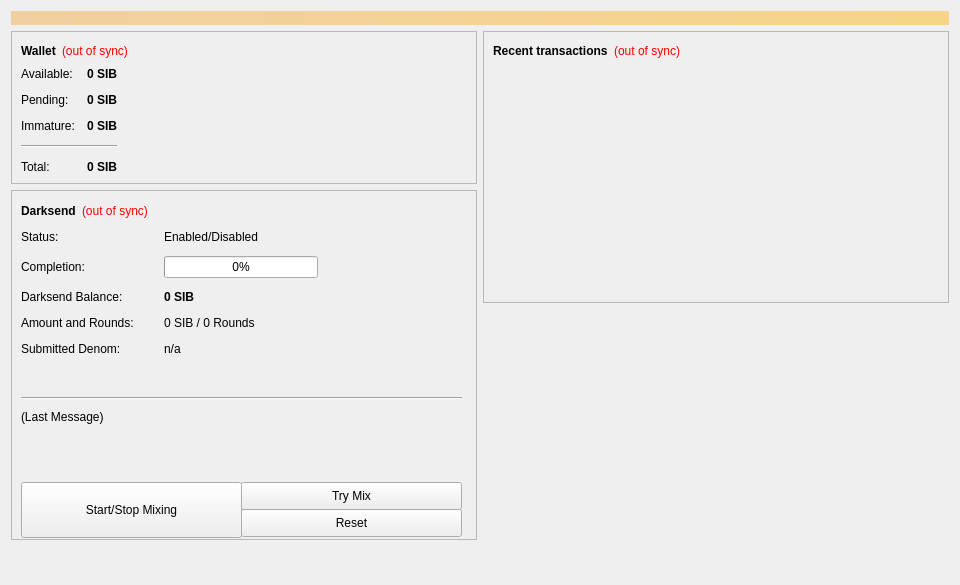
The window that src/qt/forms/overviewpage.ui (Souznik/sibcoin) describes before a commit, drawn with Qt 5.
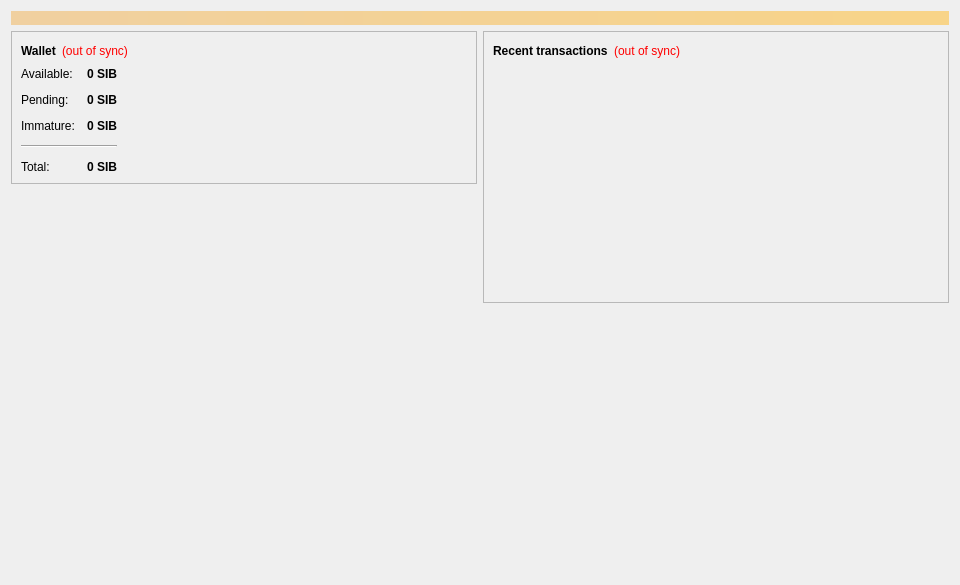
The same window after the commit.

Commit message: hide darksend widgets

```diff
--- a/src/qt/forms/overviewpage.ui
+++ b/src/qt/forms/overviewpage.ui
@@ -265,7 +265,13 @@
          <property name="minimumSize">
           <size>
            <width>0</width>
-           <height>350</height>
+           <height>0</height>
+          </size>
+         </property>
+         <property name="maximumSize">
+          <size>
+           <width>0</width>
+           <height>0</height>
           </size>
          </property>
          <property name="layoutDirection">
```
The commit also changes 2 other files.
